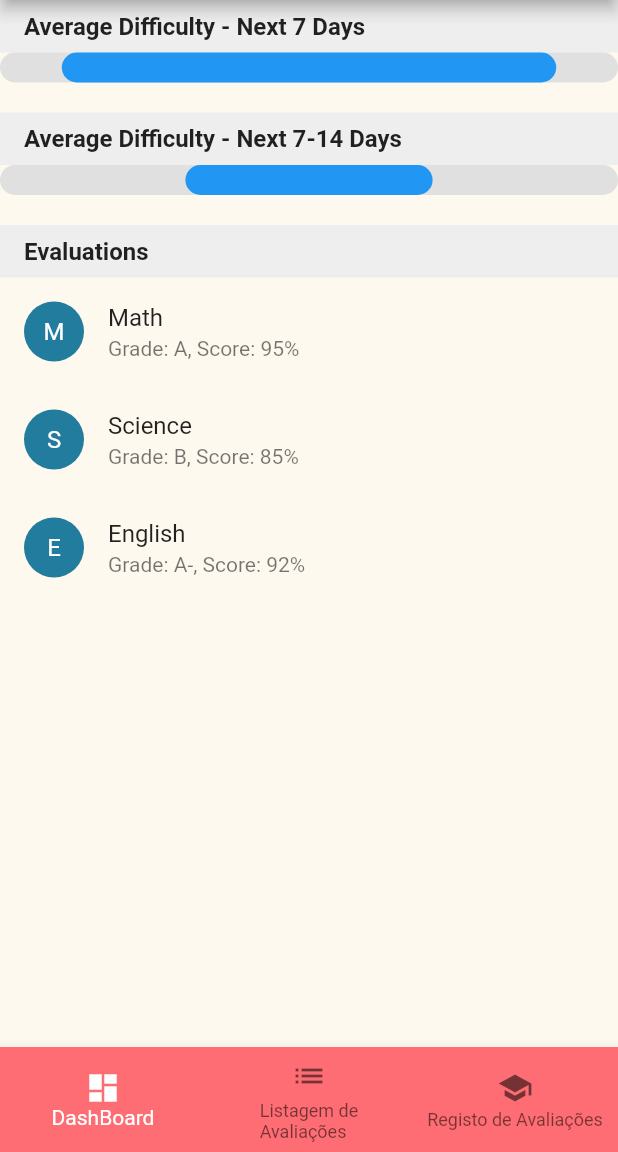
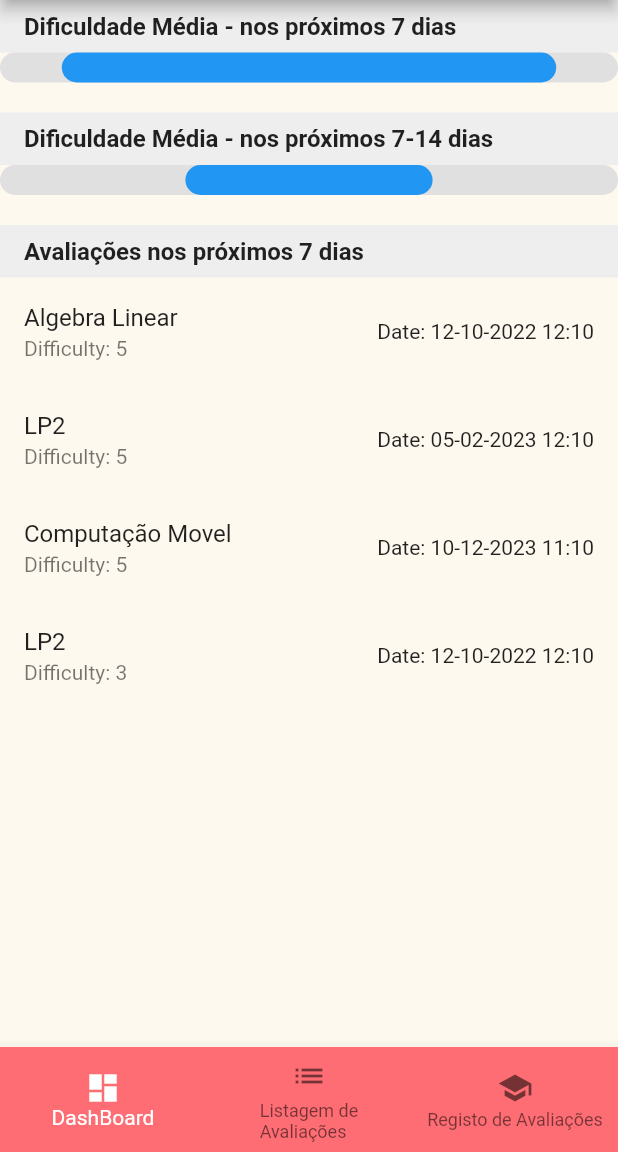
Before and after one commit to Culurio/MiniProjeto, a Flutter app: the screen it shows after launch, on a phone screen of 412 x 824 dp, the part 84-1236 px from its top. Run offline on Flutter 3.47's test engine with Material 2 defaults, Android fonts, the phone set to English and light mode, and no system bars; our stand-ins replace share_plus.

Commit message:
Commit fixe

```diff
--- a/lib/pages/dashboard.dart
+++ b/lib/pages/dashboard.dart
@@ -1,4 +1,5 @@
 import 'package:flutter/material.dart';
+import 'package:mini_projeto/main.dart';
 
 class Dashboard extends StatelessWidget {
   const Dashboard({super.key});
@@ -9,13 +10,13 @@ class Dashboard extends StatelessWidget {
       body: Column(
         crossAxisAlignment: CrossAxisAlignment.stretch,
         children: [
-          _buildSectionTitle('Average Difficulty - Next 7 Days'),
+          _buildSectionTitle('Dificuldade Média - nos próximos 7 dias'),
           _buildDifficultyBar(0.8), // Replace with actual difficulty value
           SizedBox(height: 20.0),
-          _buildSectionTitle('Average Difficulty - Next 7-14 Days'),
+          _buildSectionTitle('Dificuldade Média - nos próximos 7-14 dias'),
           _buildDifficultyBar(0.4), // Replace with actual difficulty value
           SizedBox(height: 20.0),
-          _buildSectionTitle('Evaluations'),
+          _buildSectionTitle('Avaliações nos próximos 7 dias'),
           _buildEvaluationList(),
         ],
       ),
@@ -56,24 +57,18 @@ class Dashboard extends StatelessWidget {
   }
 
   Widget _buildEvaluationList() {
-    return ListView(
-      shrinkWrap: true,
-      physics: NeverScrollableScrollPhysics(),
-      children: [
-        _buildEvaluationItem('Math', 'A', '95%'),
-        _buildEvaluationItem('Science', 'B', '85%'),
-        _buildEvaluationItem('English', 'A-', '92%'),
-      ],
+    return Expanded(
+      child: ListView.builder(
+        itemCount: avaliacaoLista.getLista().length,
+        itemBuilder: (context, index) {
+          return ListTile(
+            title: Text(avaliacaoLista.getLista()[index].disciplina_nome),
+            subtitle: Text('Difficulty: ${avaliacaoLista.getLista()[index].nivel}'),
+            trailing: Text('Date: ${avaliacaoLista.getLista()[index].data}'),
+          );
+        },
+      ),
     );
   }
 
-  Widget _buildEvaluationItem(String subject, String grade, String score) {
-    return ListTile(
-      leading: CircleAvatar(
-        child: Text(subject[0]),
-      ),
-      title: Text(subject),
-      subtitle: Text('Grade: $grade, Score: $score'),
-    );
-  }
 }
```
